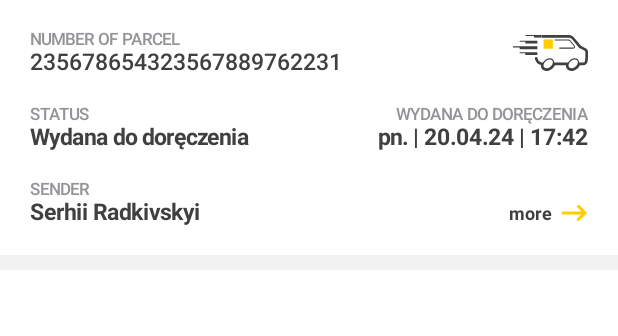
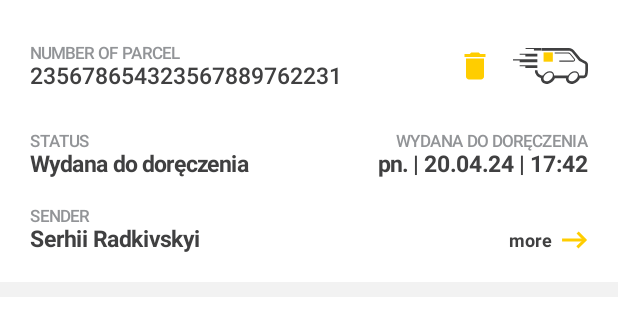
Before and after one commit to yozhik/InPostApp, an Android app built with Jetpack Compose: the @Preview function DefaultPreview, on a phone screen of 412 x 824 dp. Shown: the top 336 px of the screen. Run offline under Robolectric (Android 15) with nearby library versions, the phone set to English and light mode, and no system bars.

```diff
--- a/inpost-android-recruitment-task/app/src/main/java/pl/inpost/recruitmenttask/presentation/ShipmentListView.kt
+++ b/inpost-android-recruitment-task/app/src/main/java/pl/inpost/recruitmenttask/presentation/shipmentScreen/ShipmentItem.kt
@@ -1,4 +1,4 @@
-package pl.inpost.recruitmenttask.presentation
+package pl.inpost.recruitmenttask.presentation.shipmentScreen
 
 import androidx.compose.foundation.background
 import androidx.compose.foundation.layout.Arrangement
@@ -6,7 +6,10 @@ import androidx.compose.foundation.layout.Column
 import androidx.compose.foundation.layout.Row
 import androidx.compose.foundation.layout.fillMaxWidth
 import androidx.compose.foundation.layout.padding
+import androidx.compose.material.icons.Icons
+import androidx.compose.material.icons.filled.Delete
 import androidx.compose.material3.Icon
+import androidx.compose.material3.IconButton
 import androidx.compose.material3.Text
 import androidx.compose.runtime.Composable
 import androidx.compose.ui.Alignment
@@ -25,7 +28,8 @@ import pl.inpost.recruitmenttask.R
 @Composable
 fun ShipmentItem(
     shipmentUIModel: ShipmentUIModel,
-    modifier: Modifier = Modifier
+    modifier: Modifier = Modifier,
+    onArchiveItem: (String) -> Unit = {},
 ) {
     Column(
         modifier = modifier
@@ -37,7 +41,7 @@ fun ShipmentItem(
                 .background(color = Color.White)
                 .padding(20.dp)
         ) {
-            ParcelNumberSection(shipmentUIModel)
+            ParcelNumberSection(shipmentUIModel, onArchiveItem)
             StatusSection(
                 shipmentUIModel,
                 modifier = modifier.padding(top = 20.dp)
@@ -53,6 +57,7 @@ fun ShipmentItem(
 @Composable
 fun ParcelNumberSection(
     shipmentUIModel: ShipmentUIModel,
+    onArchiveItem: (String) -> Unit,
     modifier: Modifier = Modifier
 ) {
     Row(
@@ -75,14 +80,27 @@ fun ParcelNumberSection(
                 fontSize = 15.sp
             )
         }
+        Row {
+            IconButton(
+                onClick = { onArchiveItem(shipmentUIModel.shipmentNumber) },
+                modifier = Modifier
+            ) {
+                Icon(
+                    imageVector = Icons.Default.Delete,
+                    contentDescription = stringResource(id = R.string.action_archive),
+                    tint = colorResource(id = R.color.OrangeColor)
+                )
+            }
             Icon(
                 painter = painterResource(id = R.drawable.ic_kurier_car),
                 contentDescription = "Shipment Type",
                 tint = Color.Unspecified,
                 modifier = Modifier
                     .align(Alignment.CenterVertically)
-                .padding(start = 10.dp),
+                    .padding(start = 1.dp),
             )
+        }
+
     }
 }
 
--- a/inpost-android-recruitment-task/app/src/main/java/pl/inpost/recruitmenttask/presentation/ShipmentUIModel.kt
+++ b/inpost-android-recruitment-task/app/src/main/java/pl/inpost/recruitmenttask/presentation/shipmentScreen/ShipmentUIModel.kt
@@ -1,4 +1,4 @@
-package pl.inpost.recruitmenttask.presentation
+package pl.inpost.recruitmenttask.presentation.shipmentScreen
 
 data class ShipmentUIModel(
     val shipmentNumber: String = "",
--- a/inpost-android-recruitment-task/app/src/main/java/pl/inpost/recruitmenttask/presentation/ShipmentUiState.kt
+++ b/inpost-android-recruitment-task/app/src/main/java/pl/inpost/recruitmenttask/presentation/shipmentScreen/ShipmentUiState.kt
@@ -1,4 +1,4 @@
-package pl.inpost.recruitmenttask.presentation
+package pl.inpost.recruitmenttask.presentation.shipmentScreen
 
 data class ShipmentUiState(
     val shipmentList: List<ShipmentUIModel> = emptyList(),
--- a/inpost-android-recruitment-task/app/src/main/res/values/colors.xml
+++ b/inpost-android-recruitment-task/app/src/main/res/values/colors.xml
@@ -13,5 +13,6 @@
     <color name="DelimeterTextColor">#FFBBBDBF</color>
 
     <color name="ListBgColor">#FFF2F2F2</color>
+    <color name="OrangeColor">#FFFFCD00</color>
 
 </resources>
```
Also changed, not shown: inpost-android-recruitment-task/app/src/main/java/pl/inpost/recruitmenttask/presentation/MainActivity.kt (+25 -29 lines), inpost-android-recruitment-task/app/src/main/java/pl/inpost/recruitmenttask/presentation/shipmentScreen/ShipmentListScreen.kt (added, +119 -0 lines), inpost-android-recruitment-task/app/src/main/java/pl/inpost/recruitmenttask/presentation/shipmentScreen/ShipmentListViewModel.kt (renamed from inpost-android-recruitment-task/app/src/main/java/pl/inpost/recruitmenttask/presentation/ShipmentListViewModel.kt, +33 -1 lines), inpost-android-recruitment-task/app/src/main/res/values/strings.xml (+8 -0 lines). Lines whose indentation alone changed are shown as unchanged.
